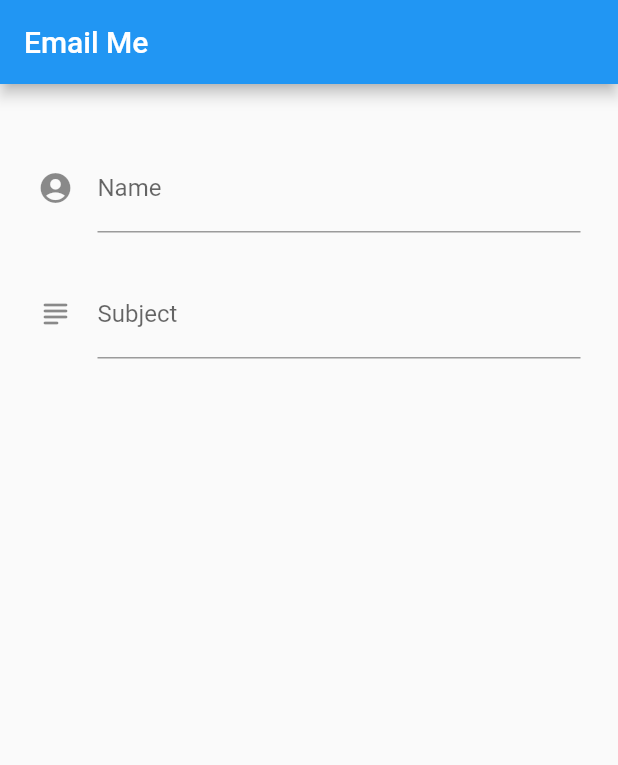
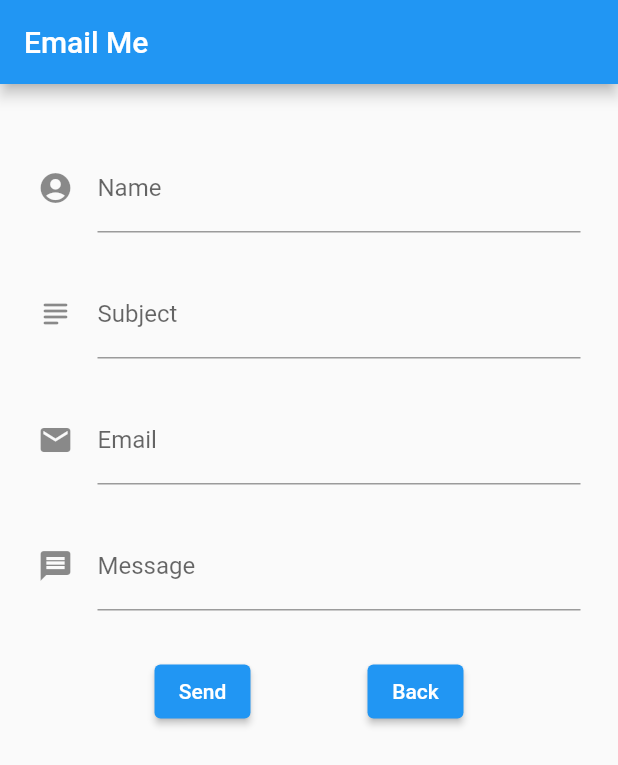
Before and after one commit to zimajones/my, a Flutter app: the screen it shows after launch, after a tap on "Send me a message", on a phone screen of 412 x 824 dp. Shown: the top 765 px of the screen. Run offline on Flutter 3.47's test engine with Material 2 defaults, Android fonts, the phone set to English and light mode, and no system bars.

Commit message:
added buttons and email page

```diff
--- a/lib/email.dart
+++ b/lib/email.dart
@@ -43,7 +43,7 @@ class _EmailPageState extends State<EmailPage> {
               height: 25,
             ),
             TextFormField(
-                    controller: nameController,
+              controller: subjectController,
               decoration: const InputDecoration(
                 icon: Icon(Icons.subject_rounded),
                 hintText: 'Subject',
@@ -52,9 +52,46 @@ class _EmailPageState extends State<EmailPage> {
             ),
             const SizedBox(
               height: 25,
+            ),
+            TextFormField(
+              controller: emailController,
+              decoration: const InputDecoration(
+                icon: Icon(Icons.email),
+                hintText: 'Email',
+                labelText: 'Email',
+              ),
+            ),
+            const SizedBox(
+              height: 25,
+            ),
+            TextFormField(
+              controller: messageController,
+              decoration: const InputDecoration(
+                icon: Icon(Icons.message),
+                hintText: 'Message',
+                labelText: 'Message',
+              ),
+            ),
+            const SizedBox(
+              height: 30,
+            ),
+            Row(
+              mainAxisAlignment: MainAxisAlignment.spaceEvenly,
+              children: [
+                ElevatedButton(
+                  onPressed: () {},
+                  child: const Text('Send'),
+                ),
+                ElevatedButton(
+                    onPressed: () {
+                      Navigator.pop(context);
+                    },
+                    child: const Text('Back')),
+              ],
             )
           ],
         )),
-            )));
+      ),
+    ));
   }
 }
```
Lines whose indentation alone changed are shown as unchanged.
